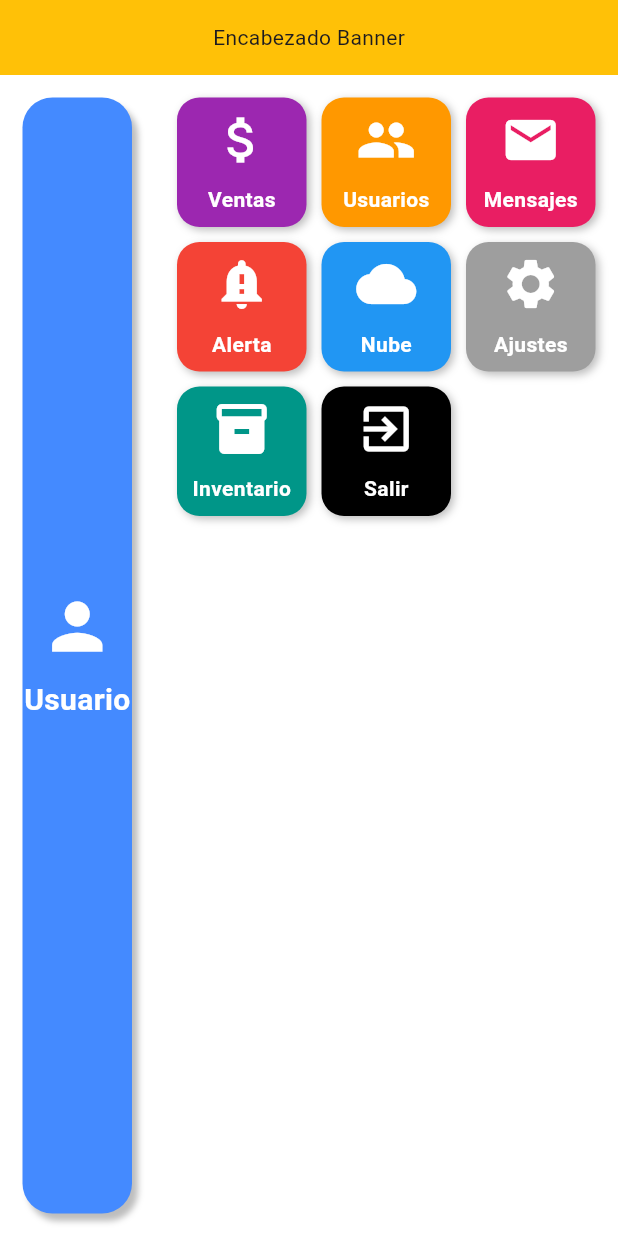
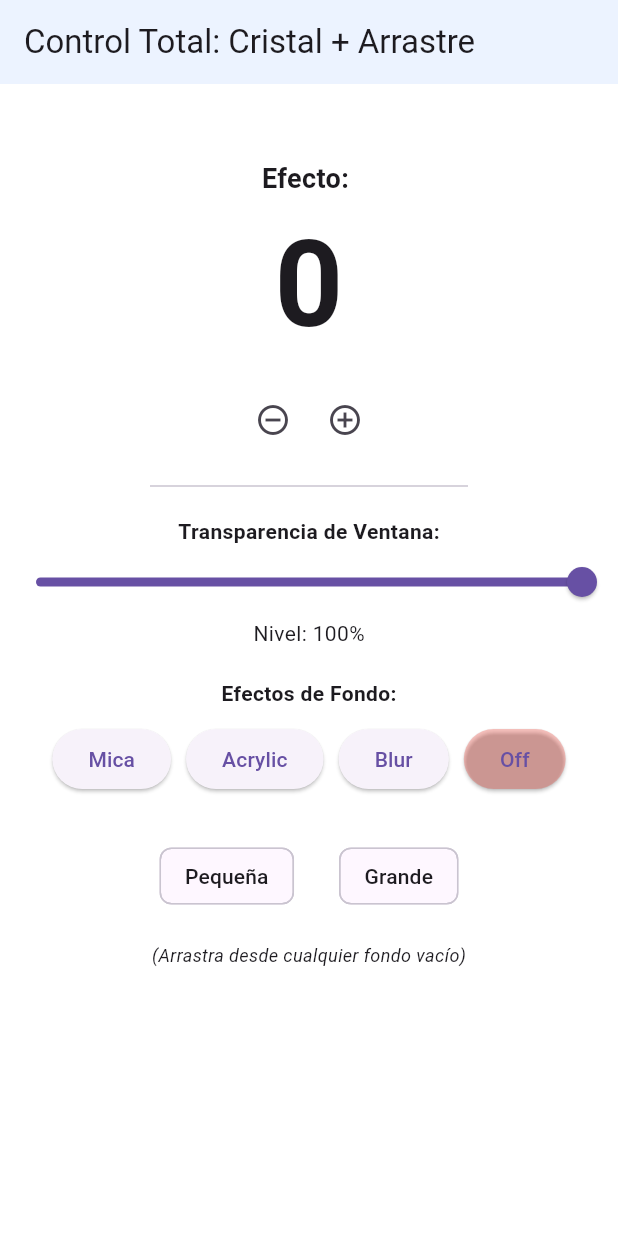
Before and after one commit to Samydex156/flutter_aprendiendo, a Flutter app: the screen it shows after launch, on a phone screen of 412 x 824 dp. Run offline on Flutter 3.47's test engine with Material 3 defaults, Android fonts, the phone set to English and light mode, and no system bars; missing offline and left inert: flutter_acrylic, window_manager.

Commit message:
feat: Add multiple Flutter practice files and implement advanced window management with acrylic effects.

```diff
--- a/lib/main.dart
+++ b/lib/main.dart
@@ -1,140 +1,239 @@
 import 'package:flutter/material.dart';
+import 'package:window_manager/window_manager.dart';
+import 'package:flutter_acrylic/flutter_acrylic.dart';
 
-void main() {
-  runApp(const MiApp());
+void main() async {
+  WidgetsFlutterBinding.ensureInitialized();
+
+  // Inicialización de efectos y gestor de ventana
+  await Window.initialize();
+  await windowManager.ensureInitialized();
+
+  WindowOptions windowOptions = const WindowOptions(
+    size: Size(900, 700),
+    center: true,
+    backgroundColor: Colors.transparent,
+    skipTaskbar: false,
+    titleBarStyle: TitleBarStyle.normal,
+  );
+
+  windowManager.waitUntilReadyToShow(windowOptions, () async {
+    await windowManager.show();
+    await windowManager.focus();
+  });
+
+  runApp(const MiAppEstado());
 }
 
-class MiApp extends StatelessWidget {
-  const MiApp({super.key});
+class MiAppEstado extends StatefulWidget {
+  const MiAppEstado({super.key});
+
+  @override
+  State<MiAppEstado> createState() => _MiAppEstadoState();
+}
+
+class _MiAppEstadoState extends State<MiAppEstado> {
+  int numero = 0;
+  double opacidad = 1.0;
+  WindowEffect efectoActual = WindowEffect.disabled;
+
+  // --- LÓGICA DE EFECTOS ---
+  void setMicaEffect() async {
+    await Window.setEffect(effect: WindowEffect.mica);
+    setState(() => efectoActual = WindowEffect.mica);
+  }
+
+  void setAcrylicEffect() async {
+    await Window.setEffect(
+      effect: WindowEffect.acrylic,
+      color: const Color(0x22FFFFFF),
+    );
+    setState(() => efectoActual = WindowEffect.acrylic);
+  }
+
+  void setBlurEffect() async {
+    await Window.setEffect(effect: WindowEffect.aero);
+    setState(() => efectoActual = WindowEffect.aero);
+  }
+
+  void desactivarEfecto() async {
+    await Window.setEffect(effect: WindowEffect.disabled);
+    setState(() => efectoActual = WindowEffect.disabled);
+  }
+
+  // --- LÓGICA DE TRANSPARENCIA ---
+  void cambiarTransparencia(double nuevoValor) async {
+    setState(() => opacidad = nuevoValor);
+    await windowManager.setOpacity(nuevoValor);
+  }
+
+  // --- LÓGICA DE VENTANA ---
+  void ventanaPequena() async =>
+      await windowManager.setSize(const Size(450, 450));
+  void ventanaGrande() async =>
+      await windowManager.setSize(const Size(900, 700));
 
   @override
   Widget build(BuildContext context) {
     return MaterialApp(
       debugShowCheckedModeBanner: false,
+      theme: ThemeData(
+        useMaterial3: true,
+        scaffoldBackgroundColor: Colors.transparent,
+      ),
       home: Scaffold(
-        backgroundColor: Colors.white,
-        body: Column(
-          // mainAxisAlignment: MainAxisAlignment.start, // Ya no es necesario
-          crossAxisAlignment: CrossAxisAlignment.stretch,
-          children: [
-            // 1. ENCABEZADO
-            Container(
-              height: 50,
-              color: Colors.amber,
-              child: Center(child: Text('Encabezado Banner')),
+        // Si el efecto está desactivado, ponemos fondo blanco.
+        // Si está activado, DEBE ser transparente para que el efecto se vea.
+        backgroundColor: efectoActual == WindowEffect.disabled
+            ? Colors.white
+            : Colors.transparent,
+        appBar: AppBar(
+          title: const Text("Control Total: Cristal + Arrastre"),
+          backgroundColor: efectoActual == WindowEffect.disabled
+              ? Colors.blueAccent.withValues(
+                  alpha: 0.1,
+                ) // Un tono azulado suave si está en blanco
+              : Colors.white.withValues(
+                  alpha: 0.1,
+                ), // Transparente si hay cristal
+          elevation: 0,
+        ),
+        // --- ARRASTRE DESDE CUALQUIER PUNTO ---
+        body: GestureDetector(
+          onPanStart: (details) {
+            windowManager.startDragging();
+          },
+          child: Container(
+            width: double.infinity,
+            height: double.infinity,
+            decoration: BoxDecoration(
+              // Si está en blanco, no ponemos tinte negro
+              color: efectoActual == WindowEffect.disabled
+                  ? Colors.white
+                  : Colors.black.withValues(alpha: 0.05),
             ),
+            child: SingleChildScrollView(
+              child: Column(
+                mainAxisAlignment: MainAxisAlignment.center,
+                children: [
+                  const SizedBox(height: 50),
+                  Text(
+                    'Efecto: ${efectoActual.name.toUpperCase()}',
+                    style: const TextStyle(
+                      fontSize: 18,
+                      fontWeight: FontWeight.bold,
+                    ),
+                  ),
+                  Text(
+                    '$numero',
+                    style: const TextStyle(
+                      fontSize: 80,
+                      fontWeight: FontWeight.bold,
+                    ),
+                  ),
 
-            // 2. EL CUERPO (SIDEBAR + GRID)
-            // <--- AQUÍ ESTABA EL PROBLEMA:
-            // Necesitamos envolver la Row en un Expanded para que ocupe
-            // todo el alto restante de la pantalla.
-            Expanded(
-              child: Row(
-                children: [
-                  // --- SIDEBAR (IZQUIERDA) ---
-                  Expanded(
-                    flex: 1,
-                    child: Container(
-                      // Simplifiqué quitando la Column extra que tenías aquí
-                      margin: EdgeInsets.all(15),
-                      decoration: BoxDecoration(
-                        color: Colors.blueAccent,
-                        borderRadius: BorderRadius.circular(20),
-                        boxShadow: [
-                          BoxShadow(
-                            color: Colors.black26,
-                            blurRadius: 3,
-                            offset: Offset(4, 5),
+                  const SizedBox(height: 10),
+
+                  Row(
+                    mainAxisAlignment: MainAxisAlignment.center,
+                    children: [
+                      IconButton(
+                        onPressed: () => setState(() => numero--),
+                        icon: const Icon(Icons.remove_circle_outline),
+                      ),
+                      IconButton(
+                        onPressed: () => setState(() => numero++),
+                        icon: const Icon(Icons.add_circle_outline),
+                      ),
+                    ],
+                  ),
+
+                  const Divider(height: 40, indent: 100, endIndent: 100),
+
+                  // SECCIÓN: TRANSPARENCIA RECUPERADA
+                  const Text(
+                    'Transparencia de Ventana:',
+                    style: TextStyle(fontWeight: FontWeight.bold),
+                  ),
+                  Slider(
+                    value: opacidad,
+                    min: 0.1,
+                    max: 1.0,
+                    onChanged: cambiarTransparencia,
+                  ),
+                  Text('Nivel: ${(opacidad * 100).toInt()}%'),
+
+                  const SizedBox(height: 20),
+
+                  // SECCIÓN: EFECTOS DE VIDRIO
+                  const Text(
+                    'Efectos de Fondo:',
+                    style: TextStyle(fontWeight: FontWeight.bold),
+                  ),
+                  const SizedBox(height: 10),
+                  Wrap(
+                    spacing: 10,
+                    runSpacing: 10,
+                    alignment: WrapAlignment.center,
+                    children: [
+                      ElevatedButton(
+                        onPressed: setMicaEffect,
+                        child: const Text("Mica"),
+                      ),
+                      ElevatedButton(
+                        onPressed: setAcrylicEffect,
+                        child: const Text("Acrylic"),
+                      ),
+                      ElevatedButton(
+                        onPressed: setBlurEffect,
+                        child: const Text("Blur"),
+                      ),
+                      ElevatedButton(
+                        onPressed: desactivarEfecto,
+                        style: ElevatedButton.styleFrom(
+                          backgroundColor: Colors.red.withValues(alpha: 0.3),
+                        ),
+                        child: const Text("Off"),
+                      ),
+                    ],
+                  ),
+
+                  const SizedBox(height: 30),
+
+                  // CONTROLES DE VENTANA
+                  Column(
+                    mainAxisAlignment: MainAxisAlignment.center,
+                    children: [
+                      Wrap(
+                        spacing: 10,
+                        runSpacing: 10,
+                        alignment: WrapAlignment.center,
+                        children: [
+                          ActionChip(
+                            label: const Text("Pequeña"),
+                            onPressed: ventanaPequena,
+                          ),
+                          const SizedBox(width: 10),
+                          ActionChip(
+                            label: const Text("Grande"),
+                            onPressed: ventanaGrande,
                           ),
                         ],
                       ),
-                      child: Column(
-                        mainAxisAlignment: MainAxisAlignment.center,
-                        children: [
-                          Icon(Icons.person, size: 50, color: Colors.white),
-                          SizedBox(height: 10),
-                          Text(
-                            'Usuario',
-                            style: TextStyle(
-                              fontWeight: FontWeight.bold,
-                              fontSize: 20,
-                              color: Colors.white,
-                            ),
-                          ),
-                        ],
-                      ),
-                    ),
+                    ],
                   ),
-
-                  // --- ZONA DE CONTENIDO (DERECHA - GRIDVIEW) ---
-                  Expanded(
-                    flex: 3,
-                    child: Container(
-                      margin: EdgeInsets.all(15),
-                      // El GridView ahora sabe que tiene límites gracias al primer Expanded
-                      child: GridView.count(
-                        crossAxisCount: 3,
-                        crossAxisSpacing: 10,
-                        mainAxisSpacing: 10,
-                        children: [
-                          _miTarjeta(
-                            "Ventas",
-                            Icons.attach_money,
-                            Colors.purple,
-                          ),
-                          _miTarjeta("Usuarios", Icons.people, Colors.orange),
-                          _miTarjeta("Mensajes", Icons.mail, Colors.pink),
-                          _miTarjeta(
-                            "Alerta",
-                            Icons.notification_important,
-                            Colors.red,
-                          ),
-                          _miTarjeta("Nube", Icons.cloud, Colors.blue),
-                          _miTarjeta("Ajustes", Icons.settings, Colors.grey),
-                          _miTarjeta(
-                            "Inventario",
-                            Icons.inventory,
-                            Colors.teal,
-                          ), // Agregué uno más
-                          _miTarjeta(
-                            "Salir",
-                            Icons.exit_to_app,
-                            Colors.black,
-                          ), // Agregué uno más
-                        ],
-                      ),
-                    ),
+                  const SizedBox(height: 20),
+                  const Text(
+                    "(Arrastra desde cualquier fondo vacío)",
+                    style: TextStyle(fontSize: 12, fontStyle: FontStyle.italic),
                   ),
+                  const SizedBox(height: 50),
                 ],
               ),
             ),
-          ],
+          ),
         ),
       ),
     );
   }
-
-  // Helper Widget
-  Widget _miTarjeta(String titulo, IconData icono, Color color) {
-    return Container(
-      decoration: BoxDecoration(
-        color: color,
-        borderRadius: BorderRadius.circular(15),
-        boxShadow: [
-          BoxShadow(color: Colors.black26, blurRadius: 4, offset: Offset(2, 2)),
-        ],
-      ),
-      child: Column(
-        mainAxisAlignment: MainAxisAlignment.center,
-        children: [
-          Icon(icono, size: 40, color: Colors.white),
-          SizedBox(height: 10),
-          Text(
-            titulo,
-            style: TextStyle(color: Colors.white, fontWeight: FontWeight.bold),
-          ),
-        ],
-      ),
-    );
-  }
 }
--- a/pubspec.yaml
+++ b/pubspec.yaml
@@ -9,6 +9,8 @@ environment:
 dependencies:
   flutter:
     sdk: flutter
+  flutter_acrylic: ^1.1.4
+  window_manager: ^0.5.1
 
 dev_dependencies:
   flutter_test:
```
Also changed, not shown: practices/practica03_grid_extent.dart (added, +150 -0 lines), practices/practica04_estados(hard).dart (added, +187 -0 lines), practices/practica01.dart (renamed from lib/practica01.dart), practices/practica02.dart (renamed from lib/practica02.dart), pubspec.lock, 5 other files.
